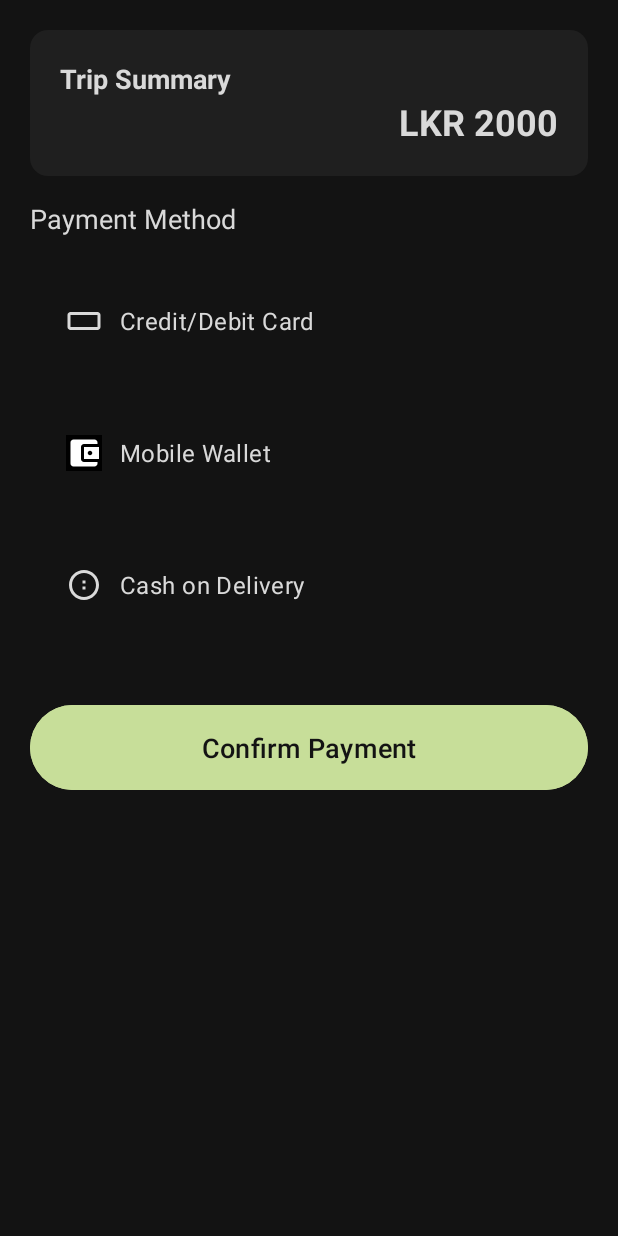
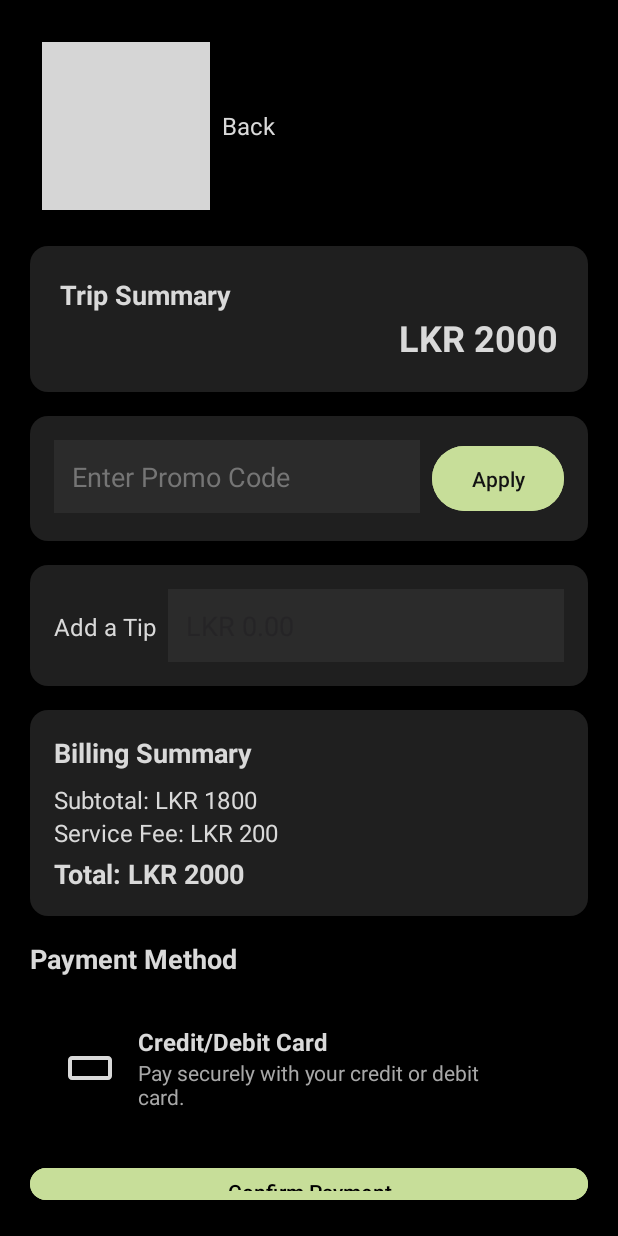
Before and after one commit to YasodhaHeshan/MAD_Project, an Android app: the PaymentActivity screen opened directly, with no data from a screen before it, on a phone screen of 412 x 824 dp. Run offline under Robolectric (Android 15) with nearby library versions, the phone set to English and light mode, and no system bars; Roboto replaces fonts that are not available here; grey boxes are pictures that could not be loaded.

Commit message:
2nd payment

```diff
--- a/app/src/main/res/layout/activity_payment.xml
+++ b/app/src/main/res/layout/activity_payment.xml
@@ -2,18 +2,46 @@
 <LinearLayout xmlns:android="http://schemas.android.com/apk/res/android"
     android:layout_width="match_parent"
     android:layout_height="match_parent"
-    android:background="#131313"
+    android:background="#000000"
     android:orientation="vertical"
     android:padding="20dp">
+
+    <!-- Back Button Section -->
+    <LinearLayout
+        android:layout_width="wrap_content"
+        android:layout_height="wrap_content"
+        android:layout_marginBottom="16dp"
+        android:gravity="center_vertical"
+        android:orientation="horizontal"
+        android:padding="8dp">
+
+        <ImageButton
+            android:id="@+id/back_button"
+            android:layout_width="wrap_content"
+            android:layout_height="wrap_content"
+            android:background="?attr/selectableItemBackgroundBorderless"
+            android:contentDescription="Back"
+            android:padding="8dp"
+            android:src="@drawable/baseline_arrow_back_24"
+            android:tint="@color/colorWhite"/>
+
+        <TextView
+            android:layout_width="wrap_content"
+            android:layout_height="wrap_content"
+            android:layout_marginStart="8dp"
+            android:text="Back"
+            android:textColor="#d9d9d9"
+            android:textSize="16sp" />
+    </LinearLayout>
 
     <!-- Trip Summary Section -->
     <LinearLayout
         android:layout_width="match_parent"
         android:layout_height="wrap_content"
+        android:layout_marginBottom="16dp"
         android:background="@drawable/rounded_corners"
         android:orientation="vertical"
-        android:padding="20dp"
-        android:layout_marginBottom="16dp">
+        android:padding="20dp">
 
         <TextView
             android:id="@+id/trip_summary_label"
@@ -35,15 +63,119 @@
             android:textStyle="bold" />
     </LinearLayout>
 
+    <!-- Promo Code Section -->
+    <LinearLayout
+        android:layout_width="match_parent"
+        android:layout_height="wrap_content"
+        android:layout_marginBottom="16dp"
+        android:background="@drawable/rounded_corners"
+        android:orientation="horizontal"
+        android:padding="16dp">
+
+        <EditText
+            android:id="@+id/promo_code_input"
+            android:layout_width="0dp"
+            android:layout_height="wrap_content"
+            android:layout_weight="1"
+            android:background="#2b2b2b"
+            android:hint="Enter Promo Code"
+            android:padding="12dp"
+            android:textColor="#d9d9d9"
+            android:textColorHint="#757575" />
+
+        <Button
+            android:id="@+id/apply_promo_button"
+            android:layout_width="wrap_content"
+            android:layout_height="wrap_content"
+            android:layout_marginStart="8dp"
+            android:backgroundTint="#c7de99"
+            android:padding="12dp"
+            android:text="Apply"
+            android:textColor="#131313" />
+    </LinearLayout>
+
+    <!-- Tip Section -->
+    <LinearLayout
+        android:layout_width="match_parent"
+        android:layout_height="wrap_content"
+        android:layout_marginBottom="16dp"
+        android:background="@drawable/rounded_corners"
+        android:orientation="horizontal"
+        android:padding="16dp">
+
+        <TextView
+            android:layout_width="wrap_content"
+            android:layout_height="wrap_content"
+            android:layout_marginEnd="8dp"
+            android:text="Add a Tip"
+            android:textColor="#d9d9d9"
+            android:textSize="16sp" />
+
+        <EditText
+            android:id="@+id/tip_input"
+            android:layout_width="0dp"
+            android:layout_height="wrap_content"
+            android:layout_weight="1"
+            android:background="#2b2b2b"
+            android:hint="LKR 0.00"
+            android:inputType="numberDecimal"
+            android:padding="12dp"
+            android:textColor="#d9d9d9" />
+    </LinearLayout>
+
+    <!-- Billing Summary Section -->
+    <LinearLayout
+        android:layout_width="match_parent"
+        android:layout_height="wrap_content"
+        android:layout_marginBottom="16dp"
+        android:background="@drawable/rounded_corners"
+        android:orientation="vertical"
+        android:padding="16dp">
+
+        <TextView
+            android:layout_width="wrap_content"
+            android:layout_height="wrap_content"
+            android:layout_marginBottom="8dp"
+            android:text="Billing Summary"
+            android:textColor="#d9d9d9"
+            android:textSize="18sp"
+            android:textStyle="bold" />
+
+        <TextView
+            android:layout_width="match_parent"
+            android:layout_height="wrap_content"
+            android:text="Subtotal: LKR 1800"
+            android:textColor="#d9d9d9"
+            android:textSize="16sp" />
+
+        <TextView
+            android:layout_width="match_parent"
+            android:layout_height="wrap_content"
+            android:layout_marginBottom="4dp"
+            android:text="Service Fee: LKR 200"
+            android:textColor="#d9d9d9"
+            android:textSize="16sp" />
+
+        <TextView
+            android:layout_width="match_parent"
+            android:layout_height="wrap_content"
+            android:text="Total: LKR 2000"
+            android:textColor="#d9d9d9"
+            android:textSize="18sp"
+            android:textStyle="bold" />
+    </LinearLayout>
+
     <!-- Payment Method Section -->
     <TextView
         android:layout_width="wrap_content"
         android:layout_height="wrap_content"
+        android:layout_marginBottom="8dp"
         android:text="Payment Method"
         android:textColor="#d9d9d9"
         android:textSize="18sp"
-        android:layout_marginBottom="8dp" />
+        android:textStyle="bold" />
 
+    <!-- Payment Method Radio Group -->
     <RadioGroup
         android:id="@+id/payment_method_group"
         android:layout_width="match_parent"
@@ -52,101 +184,71 @@
         android:padding="8dp">
 
         <!-- Credit/Debit Card Option -->
+
         <LinearLayout
+            android:id="@+id/credit_card_option"
             android:layout_width="match_parent"
             android:layout_height="wrap_content"
-            android:background="?android:attr/selectableItemBackground"
+
+            android:layout_marginBottom="10dp"
+            android:clickable="true"
+            android:focusable="true"
+            android:gravity="center_vertical"
             android:orientation="horizontal"
-            android:padding="16dp"
-            android:gravity="center_vertical"
-            android:layout_marginBottom="8dp">
+            android:padding="16dp">
 
             <ImageView
-                android:layout_width="24dp"
-                android:layout_height="24dp"
-                android:src="@drawable/ic_credit_card"
+                android:layout_width="32dp"
+                android:layout_height="32dp"
+                android:layout_marginEnd="16dp"
                 android:contentDescription="Credit Card Icon"
-                android:layout_marginEnd="12dp" />
+                android:src="@drawable/ic_credit_card" />
+
+            <LinearLayout
+                android:layout_width="0dp"
+                android:layout_height="wrap_content"
+                android:layout_weight="1"
+                android:orientation="vertical">
+
+                <TextView
+                    android:layout_width="wrap_content"
+                    android:layout_height="wrap_content"
+                    android:text="Credit/Debit Card"
+                    android:textColor="#d9d9d9"
+                    android:textSize="16sp"
+                    android:textStyle="bold" />
+
+                <TextView
+                    android:layout_width="wrap_content"
+                    android:layout_height="wrap_content"
+                    android:text="Pay securely with your credit or debit card."
+                    android:textColor="#a8a8a8"
+                    android:textSize="14sp" />
+            </LinearLayout>
 
             <RadioButton
                 android:id="@+id/payment_credit_card"
                 android:layout_width="wrap_content"
                 android:layout_height="wrap_content"
-                android:text="Credit/Debit Card"
-                android:textColor="#d9d9d9"
-                android:textSize="16sp"
                 android:button="@null"
+                android:checked="false"
                 android:drawablePadding="12dp" />
         </LinearLayout>
 
-        <!-- Mobile Wallet Option -->
-        <LinearLayout
-            android:layout_width="match_parent"
-            android:layout_height="wrap_content"
-            android:background="?android:attr/selectableItemBackground"
-            android:orientation="horizontal"
-            android:padding="16dp"
-            android:gravity="center_vertical"
-            android:layout_marginBottom="8dp">
+        <!-- Additional Payment Options -->
+        <!-- Use similar layout for each payment method -->
 
-            <ImageView
-                android:layout_width="24dp"
-                android:layout_height="24dp"
-                android:layout_marginEnd="12dp"
-                android:background="#090909"
-                android:backgroundTint="#000000"
-                android:contentDescription="Mobile Wallet Icon"
-                android:src="@drawable/ic_mobile_wallet" />
-
-            <RadioButton
-                android:id="@+id/payment_mobile_wallet"
-                android:layout_width="wrap_content"
-                android:layout_height="wrap_content"
-                android:text="Mobile Wallet"
-                android:textColor="#d9d9d9"
-                android:textSize="16sp"
-                android:button="@null"
-                android:drawablePadding="12dp" />
-        </LinearLayout>
-
-        <!-- Cash on Delivery Option -->
-        <LinearLayout
-            android:layout_width="match_parent"
-            android:layout_height="wrap_content"
-            android:background="?android:attr/selectableItemBackground"
-            android:orientation="horizontal"
-            android:padding="16dp"
-            android:gravity="center_vertical"
-            android:layout_marginBottom="8dp">
-
-            <ImageView
-                android:layout_width="24dp"
-                android:layout_height="24dp"
-                android:src="@drawable/ic_cash"
-                android:contentDescription="Cash Icon"
-                android:layout_marginEnd="12dp" />
-
-            <RadioButton
-                android:id="@+id/payment_cash"
-                android:layout_width="wrap_content"
-                android:layout_height="wrap_content"
-                android:text="Cash on Delivery"
-                android:textColor="#d9d9d9"
-                android:textSize="16sp"
-                android:button="@null"
-                android:drawablePadding="12dp" />
-        </LinearLayout>
     </RadioGroup>
 
-    <!-- Confirm Payment Button -->
     <Button
-        android:id="@+id/confirm_payment_button"
+        android:id="@+id/button"
         android:layout_width="match_parent"
         android:layout_height="wrap_content"
-        android:layout_marginTop="20dp"
-        android:backgroundTint="#c7de99"
+        android:backgroundTint="#C7DE99"
         android:text="Confirm Payment"
-        android:textColor="#131313"
-        android:padding="16dp"
-        android:textSize="18sp" />
+        android:textColor="#000000" />
+
+    <!-- Confirm Payment Button with Ripple Effect -->
+
+
 </LinearLayout>
```
